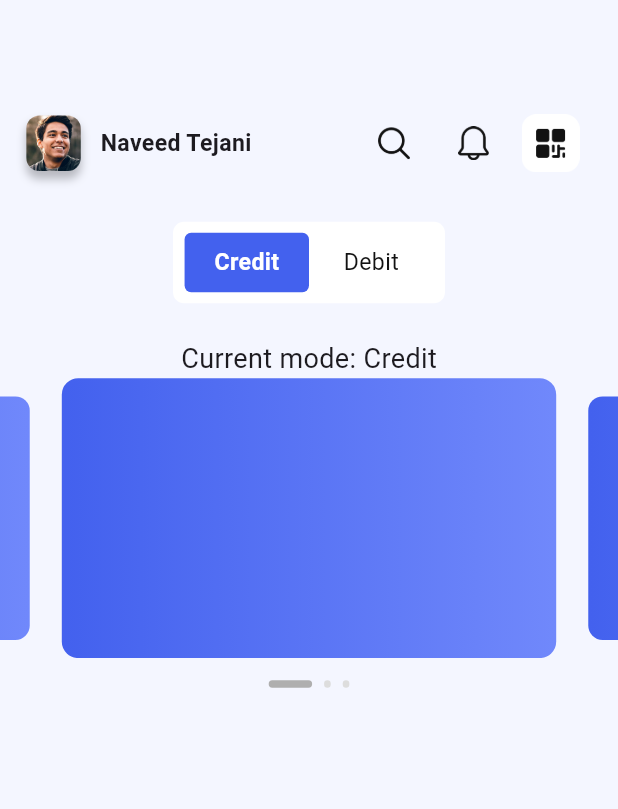
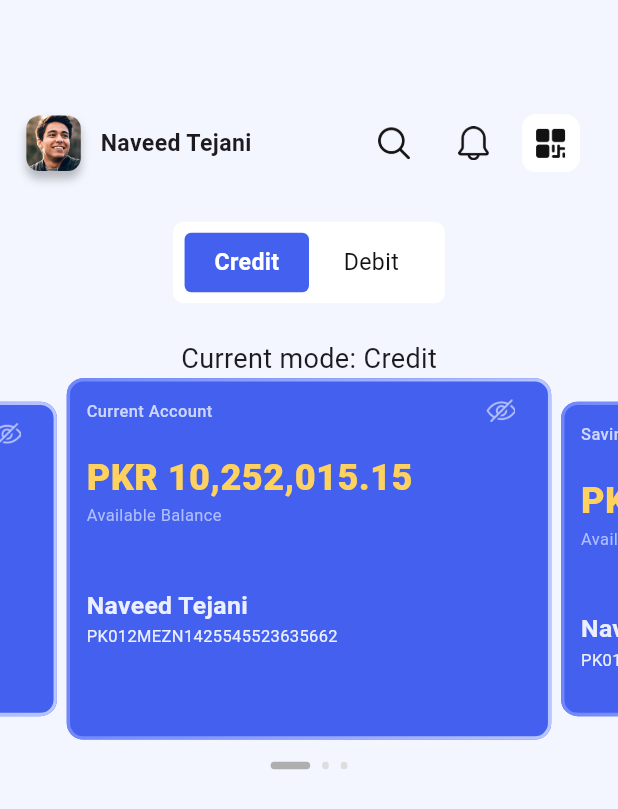
Before and after one commit to Iqbalshah786/passkeys, a Flutter app: the MainScreen screen opened by its route, on a phone screen of 412 x 824 dp. Shown: the top 809 px of the screen. Run offline on Flutter 3.47's test engine with Material 3 defaults, Android fonts, the phone set to English and light mode, and no system bars; drawn by our look-alikes of carousel_slider, smooth_page_indicator; our stand-ins replace flutter_native_splash, flutter_screenutil, google_fonts, gradient_borders, logger.

Commit message:
add card carousel

```diff
--- a/lib/widgets/CardCarousel.dart
+++ b/lib/widgets/CardCarousel.dart
@@ -1,7 +1,9 @@
+import 'dart:math' as math;
 import 'package:carousel_slider/carousel_slider.dart' as cs;
 import 'package:carousel_slider/carousel_controller.dart' as csController;
 import 'package:flutter/material.dart';
 import 'package:flutter_screenutil/flutter_screenutil.dart';
+import 'package:gradient_borders/box_borders/gradient_box_border.dart';
 import 'package:smooth_page_indicator/smooth_page_indicator.dart';
 
 class CardCarousel extends StatefulWidget {
@@ -18,21 +20,45 @@ class _CardCarouselState extends State<CardCarousel> {
   @override
   Widget build(BuildContext context) {
     final List<Widget> cardItems = [
-      _buildCard('PKR 10,252,015.15', 'Current Account'),
-      _buildCard('PKR 1,000,000.00', 'Savings Account'),
-      _buildCard('PKR 50,000.00', 'Another Account'),
+      _buildBankCard(
+        balance: 'PKR 10,252,015.15',
+        accountType: 'Current Account',
+        name: 'Naveed Tejani',
+        accountNumber: 'PK012MEZN1425545523635662',
+      ),
+      _buildBankCard(
+        balance: 'PKR 1,000,000.00',
+        accountType: 'Savings Account',
+        name: 'Naveed Tejani',
+        accountNumber: 'PK012MEZN1425545523635662',
+      ),
+      _buildBankCard(
+        balance: 'PKR 50,000.00',
+        accountType: 'Another Account',
+        name: 'Naveed Tejani',
+        accountNumber: 'PK012MEZN1425545523635662',
+      ),
     ];
 
+    // Removed the Expanded wrapper here, now returning a regular Column
     return Column(
       mainAxisSize: MainAxisSize.min,
       children: [
         cs.CarouselSlider(
-          items: cardItems,
+          items: cardItems
+              .map(
+                (item) => Container(
+              margin: EdgeInsets.symmetric(horizontal: 3.w),
+              child: item,
+            ),
+          )
+              .toList(),
           carouselController: _controller,
           options: cs.CarouselOptions(
-            height: 151.h,
+            height: 195.h, // Overall slider height
             enableInfiniteScroll: true,
             enlargeCenterPage: true,
+            enlargeStrategy: cs.CenterPageEnlargeStrategy.height,
             onPageChanged: (index, reason) {
               setState(() {
                 _currentIndex = index;
@@ -40,48 +66,131 @@ class _CardCarouselState extends State<CardCarousel> {
             },
           ),
         ),
+
         SizedBox(height: 12.h),
         // Dot indicators
         SmoothPageIndicator(
-          controller: PageController(initialPage: _currentIndex),
-          count: cardItems.length,
+            controller: PageController(initialPage: _currentIndex),
+            count: cardItems.length,
             effect: ExpandingDotsEffect(
               dotColor: Color(0xffDDDDDD),
               activeDotColor: Color(0xFFAFAFAF),
-              dotHeight: 4.h,  // Both active and inactive dots share this height.
-              dotWidth: 4.w,  // Base width for inactive dots.
-              expansionFactor: 6.w,  // Active dot width becomes 24.w * 1.5.
+              dotHeight: 4.h,
+              dotWidth: 4.w,
+              expansionFactor: 6,
             )
         )
       ],
     );
   }
 
-  Widget _buildCard(String balance, String accountType) {
+  Widget _buildBankCard({
+    required String balance,
+    required String accountType,
+    required String name,
+    required String accountNumber,
+  }) {
+    // Card build method remains the same
     return Container(
-      // Outer container with gradient background
+      padding: EdgeInsets.all(10.w),
       decoration: BoxDecoration(
+        border:  GradientBoxBorder(
+          gradient: LinearGradient(
+              colors: [
+                Color(0xff7088FB),
+                Color(0xffB9C5FF),]
+          ),
+          width: 2.w,
+        ),
         gradient: const LinearGradient(
           colors: [
-            Color(0xff7088FB),
+            Color(0xff4361EE),
             Color(0xff4361EE),
           ],
-          begin: Alignment.centerRight,
-          end: Alignment.centerLeft,
+          begin: Alignment.centerLeft,
+          end: Alignment.centerRight,
         ),
         borderRadius: BorderRadius.circular(10.r),
       ),
-      child: Container(
-        // Margin defines the border thickness
-          margin: EdgeInsets.all(2.w),
-          // Inner container with solid background (or transparent) and adjusted border radius
-          decoration: BoxDecoration(
-            gradient: LinearGradient(colors:
-            [Color(0xff4361EE), Color( 0xff7088FB)],
-            ), // Replace with your desired inner background
-            borderRadius: BorderRadius.circular(10.r - 2.w),
+      child: Column(
+        mainAxisAlignment: MainAxisAlignment.spaceBetween,
+        crossAxisAlignment: CrossAxisAlignment.start,
+        children: [
+          // Top row: Account type and hide icon
+          Container(
+              padding: EdgeInsets.only(right: 10.w),
+              child: Row(
+                mainAxisAlignment: MainAxisAlignment.spaceBetween,
+                children: [
+                  Expanded(
+                    child: Text(
+                      accountType,
+                      style: TextStyle(
+                        color: Color(0xffCDD6FF),
+                        fontSize: 10.sp,
+                        fontWeight: FontWeight.w500,
+                      ),
+                      overflow: TextOverflow.ellipsis,
+                    ),
+                  ),
+                  Image.asset('assets/icons/eye_hide.png',width: 18.w,height: 13.5.h,),
+                ],
+              )
           ),
 
+          SizedBox(height: 15.h,),
+          // Balance info;
+          Column(
+            crossAxisAlignment: CrossAxisAlignment.start,
+            children: [
+              Text(
+                balance,
+                style: TextStyle(
+                  color: Color(0xFFFFD25F),
+                  fontSize: 22.sp,
+                  fontWeight: FontWeight.w800,
+                ),
+              ),
+              Text(
+                'Available Balance',
+                style: TextStyle(
+                  color: Color(0xffB0BEFF),
+                  fontSize: 10.sp,
+                  fontWeight: FontWeight.w400,
+                ),
+              ),
+            ],
+          ),
+
+          SizedBox(height: 33.h,),
+
+          //name & account info
+          Flexible(
+            child: Column(
+              crossAxisAlignment: CrossAxisAlignment.start,
+              children: [
+                //name
+                Flexible(
+                  child: Text(name, style: TextStyle(
+                      color: Color(0xFFECEFFF),
+                      fontWeight: FontWeight.w600,
+                      fontSize: 15.sp
+                  ),
+                  ),
+                ),
+                // account num
+                Flexible(
+                  child: Text(accountNumber,style: TextStyle(
+                    fontSize: 10.sp,
+                    fontWeight: FontWeight.w400,
+                    color: Color(0xFFECEFFF),
+                  ),
+                  ),
+                ),
+              ],
+            ),
+          ),
+        ],
       ),
     );
   }
--- a/pubspec.yaml
+++ b/pubspec.yaml
@@ -41,6 +41,7 @@ dependencies:
   flutter_screenutil: ^5.9.3
   carousel_slider: ^5.0.0
   smooth_page_indicator: ^1.2.1
+  gradient_borders: ^1.0.1
 
 dev_dependencies:
   flutter_test:
```
Also changed, not shown: assets/icons/card_icon.png (added), assets/icons/eye_hide.png (added), assets/icons/f.png (deleted), assets/icons/f_logo.png (added), assets/icons/share_icon.png (added), pubspec.lock.
